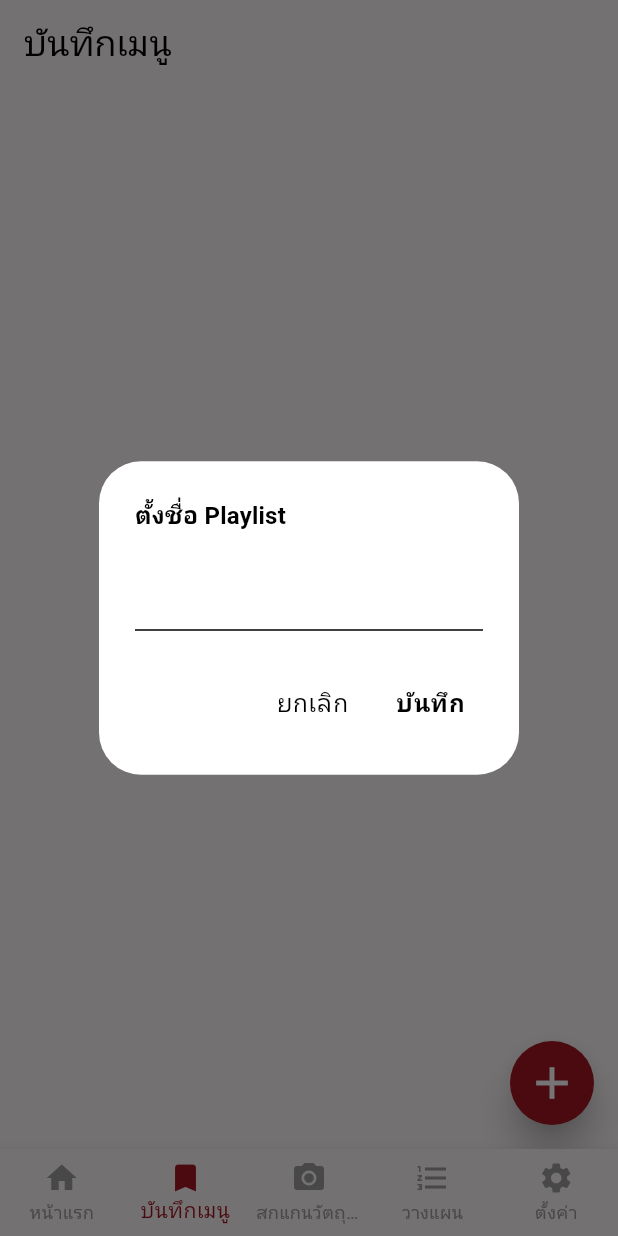
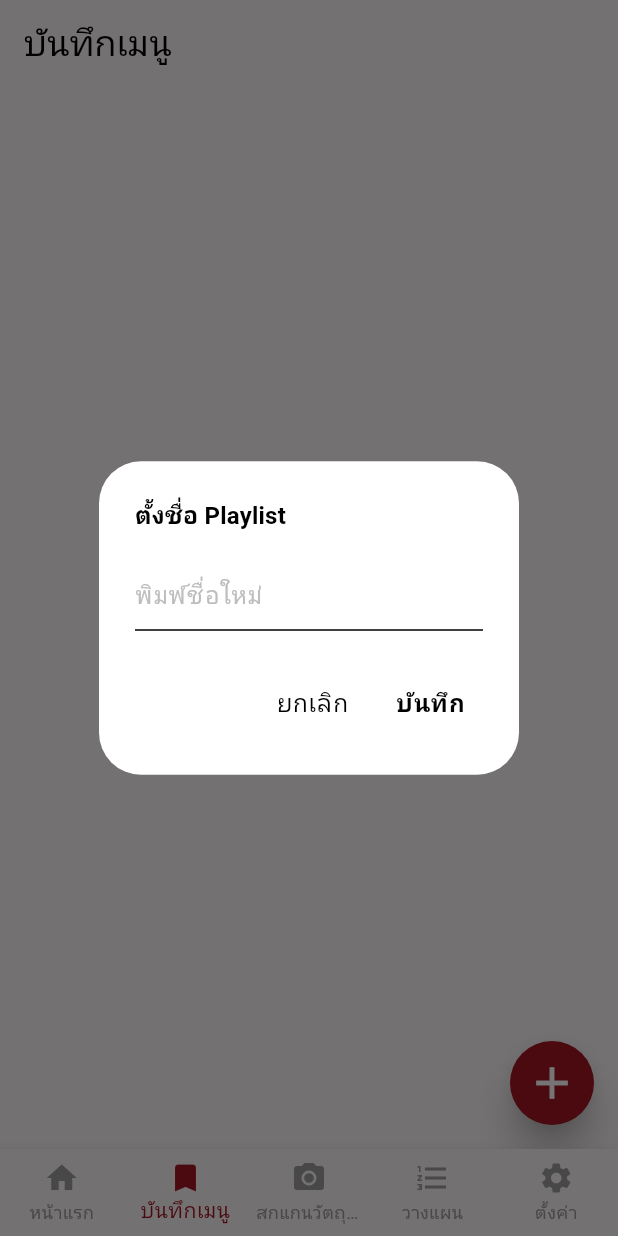
Before and after one commit to droverzz/project_mobile, a Flutter app: the screen it shows after launch, item 2 of the bottom bar chosen, after a tap on the "add" icon, on a phone screen of 412 x 824 dp. Run offline on Flutter 3.47's test engine with Material 3 defaults, Android fonts, the phone set to English and light mode, and no system bars.

Commit message:
feature_style_and_personal_recipe_list_storage

```diff
--- a/lib/main.dart
+++ b/lib/main.dart
@@ -53,7 +53,7 @@
 
   @override
   Widget build(BuildContext context) {
-    final themeProvider = Provider.of<ThemeProvider>(context);
+    Provider.of<ThemeProvider>(context);
     final bottomNavTheme = Theme.of(context).bottomNavigationBarTheme;
 
     return Scaffold(
--- a/lib/screens/book_mark_screen.dart
+++ b/lib/screens/book_mark_screen.dart
@@ -1,4 +1,9 @@
+import 'package:path_provider/path_provider.dart';
+import 'dart:io';
+import 'dart:convert';
 import 'package:flutter/material.dart';
+import '../widgets/personalList/add_recipe_list_dialog.dart';
+import '../widgets/personalList/edit_recipe_list_dialog.dart';
 
 class BookMarkScreen extends StatefulWidget {
   const BookMarkScreen({super.key});
@@ -10,112 +15,84 @@ class BookMarkScreen extends StatefulWidget {
 class _BookmarkPageState extends State<BookMarkScreen> {
   List<String> playlists = [];
 
+  @override
+  void initState() {
+    super.initState();
+    _loadPlaylistsFromFile();
+  }
+
+  /// ดึง path ของไฟล์ JSON ที่ใช้เก็บข้อมูล
+  Future<String> _getFilePath() async {
+    final directory = await getApplicationDocumentsDirectory();
+    return '${directory.path}/playlists.json';
+  }
+
+  /// บันทึกข้อมูลลงไฟล์ JSON
+  Future<void> _savePlaylistsToFile() async {
+    final filePath = await _getFilePath();
+    final file = File(filePath);
+    await file.writeAsString(jsonEncode(playlists));
+  }
+
+  /// โหลดข้อมูลจากไฟล์ JSON
+  Future<void> _loadPlaylistsFromFile() async {
+    try {
+      final filePath = await _getFilePath();
+      final file = File(filePath);
+      if (await file.exists()) {
+        final contents = await file.readAsString();
+        setState(() {
+          playlists = List<String>.from(jsonDecode(contents));
+        });
+      }
+    } catch (e) {
+      print("Error loading playlists: $e");
+    }
+  }
+
+  /// เพิ่มรายการอาหารส่วนตัวเรียใช้ widgets add_recipe_list
   void _addPlaylist() {
-    final theme = Theme.of(context);
-    TextEditingController controller = TextEditingController();
-
     showDialog(
       context: context,
-      builder: (context) => AlertDialog(
-        backgroundColor:
-            // ignore: deprecated_member_use
-            theme.dialogBackgroundColor,
-        title: Text(
-          "ตั้งชื่อ Playlist",
-          style: theme.textTheme.titleMedium
-              ?.copyWith(fontWeight: FontWeight.bold),
-        ),
-        content: TextField(
-          controller: controller,
-          style: theme.textTheme.bodyLarge,
-          decoration: InputDecoration(
-            hintText: "ชื่อ Playlist",
-            hintStyle:
-                theme.textTheme.bodyMedium?.copyWith(color: Colors.white54),
-          ),
-        ),
-        actions: [
-          TextButton(
-            onPressed: () => Navigator.pop(context),
-            child: Text("ยกเลิก", style: theme.textTheme.bodyLarge),
-          ),
-          TextButton(
-            onPressed: () {
-              if (controller.text.isNotEmpty) {
-                setState(() => playlists.add(controller.text));
-                Navigator.pop(context);
-              }
-            },
-            child: Text("บันทึก",
-                style: theme.textTheme.bodyLarge
-                    ?.copyWith(fontWeight: FontWeight.bold)),
-          ),
-        ],
+      builder: (context) => AddPlaylistDialog(
+        onAdd: (name) {
+          setState(() => playlists.add(name));
+          _savePlaylistsToFile();
+        },
       ),
     );
   }
-
+  /// แก้ไขรายการอาหารส่วนตัวเรียใช้ widgets add_recipe_list
   void _editPlaylist(int index) {
-    final theme = Theme.of(context);
-    TextEditingController controller =
-        TextEditingController(text: playlists[index]);
-
     showDialog(
       context: context,
-      builder: (context) => AlertDialog(
-        // ignore: deprecated_member_use
-        backgroundColor: theme.dialogBackgroundColor,
-        title: Text(
-          "แก้ไขชื่อ Playlist",
-          style: theme.textTheme.titleMedium
-              ?.copyWith(fontWeight: FontWeight.bold),
-        ),
-        content: TextField(
-          controller: controller,
-          style: theme.textTheme.bodyLarge,
-          decoration: InputDecoration(
-            hintText: "ชื่อ Playlist",
-            hintStyle:
-                theme.textTheme.bodyMedium?.copyWith(color: Colors.white54),
-          ),
-        ),
-        actions: [
-          TextButton(
-            onPressed: () => Navigator.pop(context),
-            child: Text("ยกเลิก", style: theme.textTheme.bodyLarge),
-          ),
-          TextButton(
-            onPressed: () {
-              if (controller.text.isNotEmpty) {
-                setState(() => playlists[index] = controller.text);
-                Navigator.pop(context);
-              }
-            },
-            child: Text("บันทึก",
-                style: theme.textTheme.bodyLarge
-                    ?.copyWith(fontWeight: FontWeight.bold)),
-          ),
-        ],
+      builder: (context) => EditPlaylistDialog(
+        initialName: playlists[index],
+        onEdit: (name) {
+          setState(() => playlists[index] = name);
+          _savePlaylistsToFile();
+        },
       ),
     );
   }
 
   void _deletePlaylist(int index) {
     setState(() => playlists.removeAt(index));
+    _savePlaylistsToFile(); // บันทึกไฟล์
   }
 
   @override
   Widget build(BuildContext context) {
-    final theme = Theme.of(context); // ใช้ Theme ของแอป
+    final theme = Theme.of(context);
 
     return Scaffold(
-      backgroundColor: theme.scaffoldBackgroundColor, // ใช้สีของ theme
+      backgroundColor: theme.scaffoldBackgroundColor,
       appBar: AppBar(
-        backgroundColor: theme.appBarTheme.backgroundColor, // ใช้สี app bar
+        backgroundColor: theme.appBarTheme.backgroundColor,
         elevation: 0,
         title: Text(
           "บันทึกเมนู",
-          style: theme.textTheme.headlineSmall, // ใช้ theme text
+          style: theme.textTheme.headlineSmall,
         ),
         centerTitle: false,
       ),
@@ -126,10 +103,7 @@ class _BookmarkPageState extends State<BookMarkScreen> {
                 child: Column(
                   mainAxisAlignment: MainAxisAlignment.center,
                   children: [
-                    Text(
-                      'ไม่มีรายการบันทึก',
-                      style: theme.textTheme.bodyLarge, // ใช้ text theme
-                    ),
+                    Text('ไม่มีรายการบันทึก', style: theme.textTheme.bodyLarge),
                     SizedBox(height: 8),
                     Text(
                       'คุณยังไม่ได้บันทึกรายการอาหาร',
@@ -151,7 +125,7 @@ class _BookmarkPageState extends State<BookMarkScreen> {
                   return Container(
                     padding: EdgeInsets.all(8),
                     decoration: BoxDecoration(
-                      color: theme.cardColor, // ใช้สีจาก theme
+                      color: theme.cardColor,
                       borderRadius: BorderRadius.circular(10),
                     ),
                     child: Stack(
@@ -168,7 +142,7 @@ class _BookmarkPageState extends State<BookMarkScreen> {
                           right: 5,
                           top: 5,
                           child: PopupMenuButton<String>(
-                            color: theme.cardColor, // ใช้สีจาก theme
+                            color: theme.cardColor,
                             onSelected: (value) {
                               if (value == "edit") _editPlaylist(index);
                               if (value == "delete") _deletePlaylist(index);
@@ -213,7 +187,7 @@ class _BookmarkPageState extends State<BookMarkScreen> {
         onPressed: _addPlaylist,
         shape: CircleBorder(),
         elevation: 10,
-        backgroundColor: theme.primaryColor, // ใช้สี primary จาก theme
+        backgroundColor: theme.primaryColor,
         child: Icon(Icons.add, color: theme.colorScheme.onPrimary, size: 36),
       ),
     );
--- a/lib/screens/settings_screen.dart
+++ b/lib/screens/settings_screen.dart
@@ -37,6 +37,7 @@ class SettingsScreen extends StatelessWidget {
       trailing: isThemeSwitch
           ? Switch(
               value: themeProvider.isDarkMode,
+              activeColor: themeProvider.isDarkMode ? Colors.white : Color(0xFFA31621),
               onChanged: (value) {
                 themeProvider.toggleTheme();
               },
--- a/lib/screens/todo_screen.dart
+++ b/lib/screens/todo_screen.dart
@@ -2,9 +2,9 @@ import 'package:flutter/material.dart';
 import 'package:path_provider/path_provider.dart';
 import 'dart:io';
 import 'dart:convert';
-import '../widgets/add_task_dialog.dart';
-import '../widgets/edit_task_dialog.dart';
-import '../widgets/confirm_delete_dialog.dart';
+import '../widgets/to-buy/add_task_dialog.dart';
+import '../widgets/to-buy/edit_task_dialog.dart';
+import '../widgets/to-buy/confirm_delete_dialog.dart';
 
 
 class ToDoList extends StatefulWidget {
--- /dev/null
+++ b/lib/widgets/personalList/add_recipe_list_dialog.dart
@@ -0,0 +1,48 @@
+import 'package:flutter/material.dart';
+
+class AddPlaylistDialog extends StatelessWidget {
+  final Function(String) onAdd;
+
+  const AddPlaylistDialog({Key? key, required this.onAdd}) : super(key: key);
+
+  @override
+  Widget build(BuildContext context) {
+    final theme = Theme.of(context);
+    TextEditingController controller = TextEditingController();
+
+    return AlertDialog(
+      // ignore: deprecated_member_use
+      backgroundColor: theme.dialogBackgroundColor,
+      title: Text(
+        "ตั้งชื่อ Playlist",
+        style:
+            theme.textTheme.titleMedium?.copyWith(fontWeight: FontWeight.bold),
+      ),
+      content: TextField(
+        controller: controller,
+        style: theme.textTheme.bodyLarge,
+        decoration: InputDecoration(
+          hintText: 'พิมพ์ชื่อใหม่',
+          hintStyle: TextStyle(color: Colors.grey[400]), // สีที่อ่อนลง
+        ),
+      ),
+      actions: [
+        TextButton(
+          onPressed: () => Navigator.pop(context),
+          child: Text("ยกเลิก", style: theme.textTheme.bodyLarge),
+        ),
+        TextButton(
+          onPressed: () {
+            if (controller.text.isNotEmpty) {
+              onAdd(controller.text);
+              Navigator.pop(context);
+            }
+          },
+          child: Text("บันทึก",
+              style: theme.textTheme.bodyLarge
+                  ?.copyWith(fontWeight: FontWeight.bold)),
+        ),
+      ],
+    );
+  }
+}
```
Also changed, not shown: lib/widgets/personalList/edit_recipe_list_dialog.dart (added, +50 -0 lines), lib/widgets/to-buy/add_task_dialog.dart (renamed from lib/widgets/add_task_dialog.dart, +9 -3 lines), lib/widgets/to-buy/confirm_delete_dialog.dart (renamed from lib/widgets/confirm_delete_dialog.dart, +5 -2 lines), lib/widgets/to-buy/edit_task_dialog.dart (renamed from lib/widgets/edit_task_dialog.dart, +11 -4 lines).
